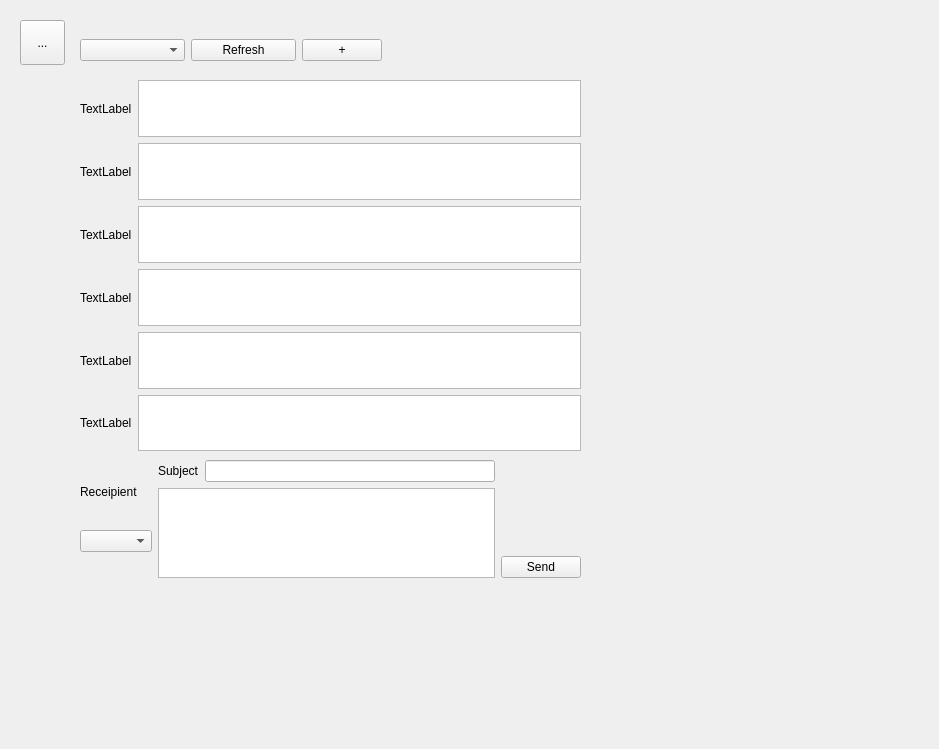
Old version of the form King_Project/messagesform.ui in the repository greg-maceachern12/MicroManage.
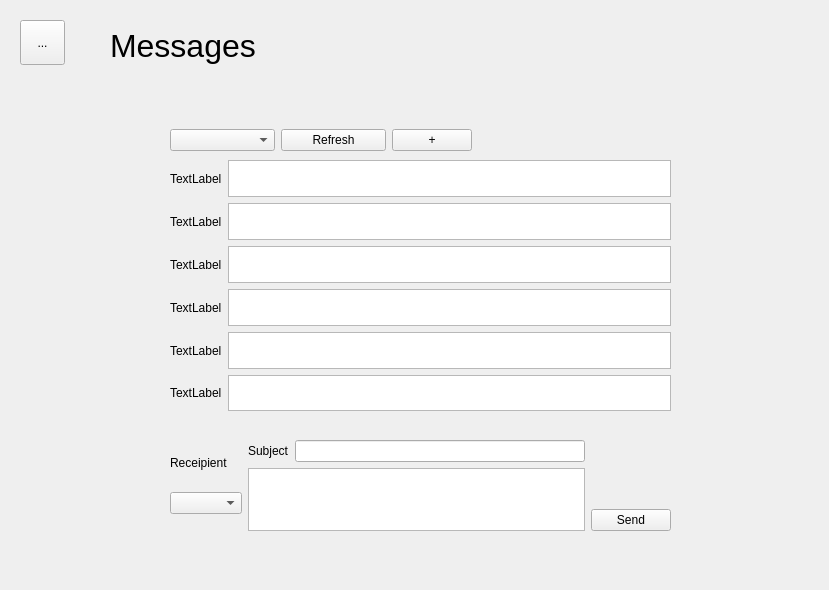
New version of the form.

Commit message: Readjusted modified Messages ui form after recent merge to master. Fixed header labels for Messages and Notices.

What changed in the file:
```diff
--- a/King_Project/messagesform.ui
+++ b/King_Project/messagesform.ui
@@ -6,8 +6,8 @@
    <rect>
     <x>0</x>
     <y>0</y>
-    <width>939</width>
-    <height>749</height>
+    <width>829</width>
+    <height>590</height>
    </rect>
   </property>
   <property name="windowTitle">
@@ -29,8 +29,8 @@
   <widget class="QWidget" name="horizontalLayoutWidget">
    <property name="geometry">
     <rect>
-     <x>80</x>
-     <y>30</y>
+     <x>170</x>
+     <y>120</y>
      <width>302</width>
      <height>41</height>
     </rect>
@@ -64,10 +64,10 @@
   <widget class="QWidget" name="gridLayoutWidget">
    <property name="geometry">
     <rect>
-     <x>80</x>
-     <y>80</y>
+     <x>170</x>
+     <y>160</y>
      <width>501</width>
-     <height>371</height>
+     <height>251</height>
     </rect>
    </property>
    <layout class="QGridLayout" name="gridLayout">
@@ -143,10 +143,10 @@
   <widget class="QWidget" name="horizontalLayoutWidget_2">
    <property name="geometry">
     <rect>
-     <x>80</x>
-     <y>460</y>
+     <x>170</x>
+     <y>440</y>
      <width>501</width>
-     <height>118</height>
+     <height>91</height>
     </rect>
    </property>
    <layout class="QHBoxLayout" name="horizontalLayout_4">
@@ -218,6 +218,24 @@
     </item>
    </layout>
   </widget>
+  <widget class="QLabel" name="headerLabel">
+   <property name="geometry">
+    <rect>
+     <x>110</x>
+     <y>20</y>
+     <width>211</width>
+     <height>51</height>
+    </rect>
+   </property>
+   <property name="font">
+    <font>
+     <pointsize>24</pointsize>
+    </font>
+   </property>
+   <property name="text">
+    <string>Messages</string>
+   </property>
+  </widget>
  </widget>
  <resources/>
  <connections/>
```
Left out of the diff: 80 changed lines with no effect on the pictures. The commit also changes 2 other files.
